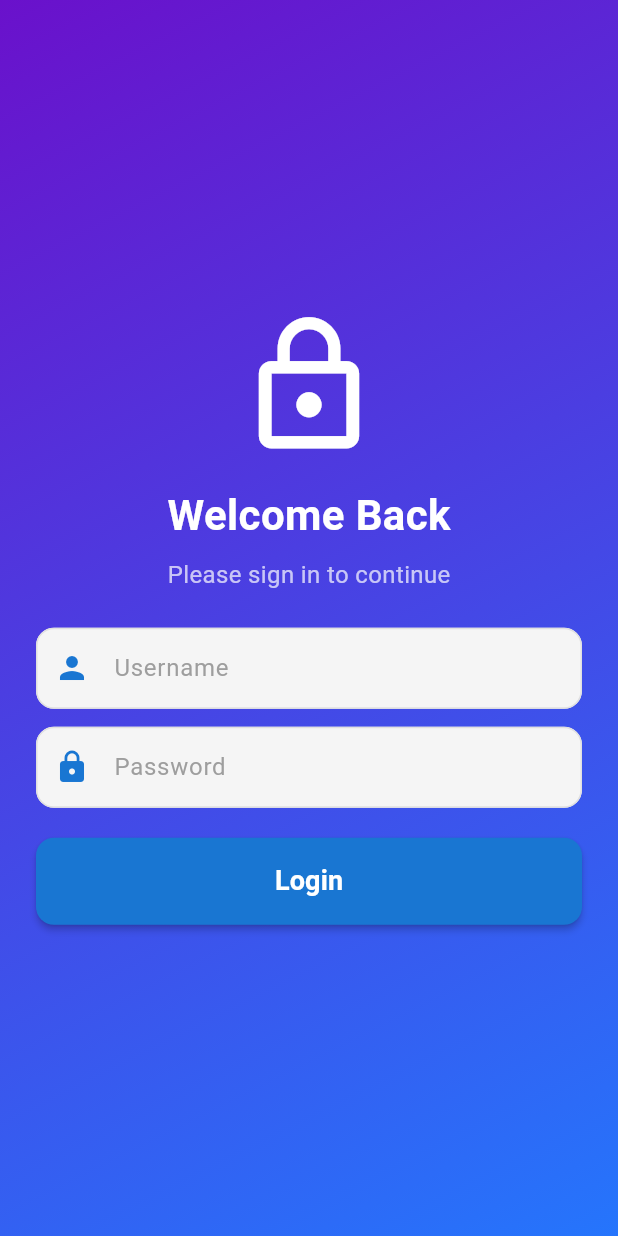
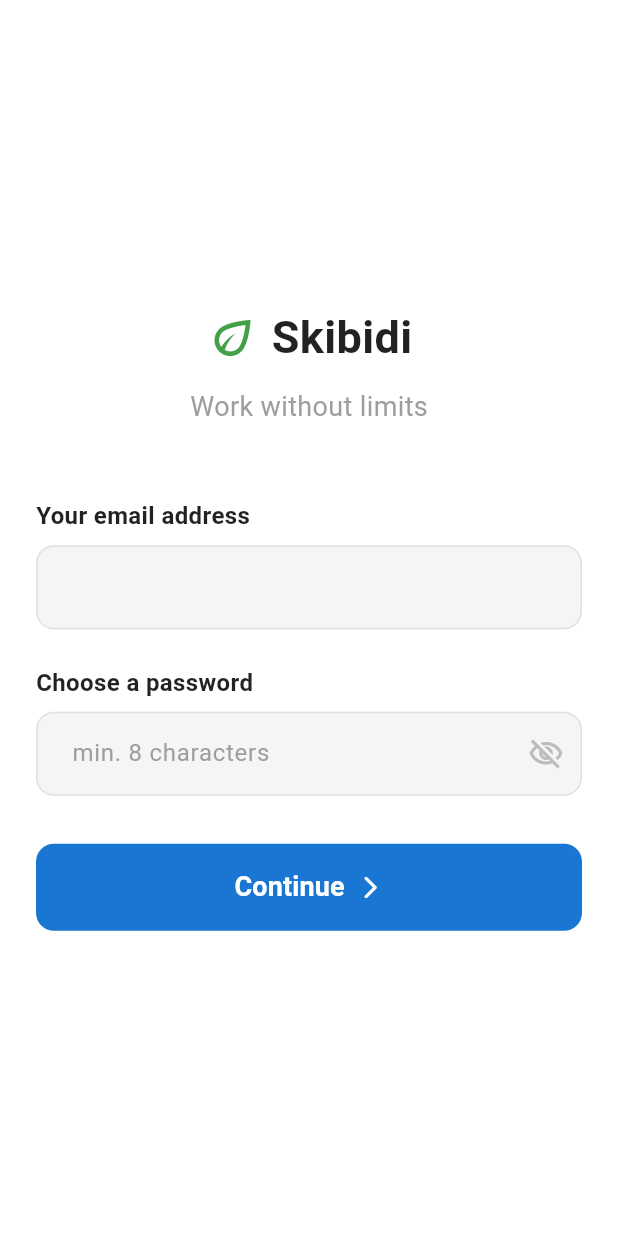
Before and after one commit to Alternate-account-01/FlutterGroupProject, a Flutter app: the screen it shows after launch, on a phone screen of 412 x 824 dp. Run offline on Flutter 3.47's test engine with Material 3 defaults, Android fonts, the phone set to English and light mode, and no system bars; our stand-ins replace get.

Commit message:
feat: Login Rework - Rakha

```diff
--- a/lib/pages/add_todo_page.dart
+++ b/lib/pages/add_todo_page.dart
@@ -38,19 +38,16 @@ class AddTodoPage extends GetView<AddTodoController> {
             InputField(
               controller: controller.titleCtrl,
               hint: "Title",
-              icon: Icons.title_rounded,
             ),
             const SizedBox(height: 16),
             InputField(
               controller: controller.descCtrl,
               hint: "Description",
-              icon: Icons.description_outlined,
             ),
             const SizedBox(height: 16),
             InputField(
               controller: controller.categoryCtrl,
               hint: "Category",
-              icon: Icons.category_outlined,
             ),
             const SizedBox(height: 32),
 
--- a/lib/pages/login_page.dart
+++ b/lib/pages/login_page.dart
@@ -5,52 +5,70 @@ import '../widgets/PrimaryButton.dart';
 import '../widgets/InputField.dart';
 
 class LoginPage extends StatelessWidget {
+  final LoginController loginController = Get.put(LoginController());
+
   final TextEditingController usernameController = TextEditingController();
   final TextEditingController passwordController = TextEditingController();
-  final LoginController loginController = Get.find();
+
+  final RxBool _isPasswordVisible = false.obs;
+
+  LoginPage({super.key});
 
   @override
   Widget build(BuildContext context) {
     return Scaffold(
-      body: Container(
-        decoration: const BoxDecoration(
-          gradient: LinearGradient(
-            colors: [Color(0xFF6A11CB), Color(0xFF2575FC)],
-            begin: Alignment.topLeft,
-            end: Alignment.bottomRight,
-          ),
-        ),
-        child: Center(
+      backgroundColor: Colors.white,
+      body: Center(
         child: SingleChildScrollView(
           padding: const EdgeInsets.symmetric(horizontal: 24),
           child: Column(
             mainAxisSize: MainAxisSize.min,
+            crossAxisAlignment: CrossAxisAlignment.start,
             children: [
-                const Icon(Icons.lock_outline, size: 100, color: Colors.white),
-                const SizedBox(height: 16),
+              Row(
+                mainAxisAlignment: MainAxisAlignment.center,
+                children: [
+                  Icon(Icons.eco_outlined, color: Colors.green.shade600, size: 36),
+                  const SizedBox(width: 8),
                   const Text(
-                  "Welcome Back",
+                    "Skibidi",
                     style: TextStyle(
-                    fontSize: 28,
+                      fontSize: 30,
                       fontWeight: FontWeight.bold,
-                    color: Colors.white,
+                      color: Colors.black87,
                     ),
                   ),
-                const SizedBox(height: 8),
-                const Text(
-                  "Please sign in to continue",
+                ],
+              ),
+              const SizedBox(height: 12),
+              const Center(
+                child: Text(
+                  "Work without limits",
                   style: TextStyle(
-                    fontSize: 16,
-                    color: Colors.white70,
+                    fontSize: 18,
+                    color: Colors.grey,
                   ),
                 ),
+              ),
+              const SizedBox(height: 48),
+              InputField(
+                controller: usernameController,
+                hint: "Your email address",
+              ),
               const SizedBox(height: 24),
-                InputField(controller: usernameController, hint: "Username", icon: Icons.person),
-                const SizedBox(height: 12),
-                InputField(controller: passwordController, hint: "Password", obscureText: true, icon: Icons.lock),
-                const SizedBox(height: 20),
+              Obx(() => InputField(
+                    controller: passwordController,
+                    hint: "Choose a password",
+                    obscureText: !_isPasswordVisible.value,
+                    isPassword: true,
+                    onVisibilityToggle: (isVisible) {
+                      _isPasswordVisible.value = isVisible;
+                    },
+                  ),
+              ),
+              const SizedBox(height: 32),
               PrimaryButton(
-                  text: "Login",
+                text: "Continue",
                 onPressed: () {
                   loginController.login(
                     usernameController.text,
@@ -62,7 +80,6 @@ class LoginPage extends StatelessWidget {
           ),
         ),
       ),
-      ),
     );
   }
 }
--- a/lib/pages/todo_edit_page.dart
+++ b/lib/pages/todo_edit_page.dart
@@ -39,19 +39,16 @@ class TodoEditPage extends StatelessWidget {
             InputField(
               controller: controller.titleController,
               hint: "Title",
-              icon: Icons.title_rounded,
             ),
             const SizedBox(height: 16),
             InputField(
               controller: controller.descController,
               hint: "Description",
-              icon: Icons.description_outlined,
             ),
             const SizedBox(height: 16),
             InputField(
               controller: controller.categoryController,
               hint: "Category",
-              icon: Icons.category_outlined,
             ),
             const SizedBox(height: 32),
             PrimaryButton(
--- a/lib/widgets/InputField.dart
+++ b/lib/widgets/InputField.dart
@@ -3,44 +3,70 @@ import 'package:flutter/material.dart';
 class InputField extends StatelessWidget {
   final TextEditingController controller;
   final String hint;
-  final IconData icon;
   final bool obscureText;
+  final bool isPassword;
+  final Function(bool)? onVisibilityToggle;
 
   const InputField({
     super.key,
     required this.controller,
     required this.hint,
-    required this.icon,
     this.obscureText = false,
+    this.isPassword = false,
+    this.onVisibilityToggle,
   });
 
   @override
   Widget build(BuildContext context) {
-    return TextField(
+    return Column(
+      crossAxisAlignment: CrossAxisAlignment.start,
+      children: [
+        Text(
+          hint,
+          style: const TextStyle(
+            color: Colors.black87,
+            fontSize: 16,
+            fontWeight: FontWeight.w600,
+          ),
+        ),
+        const SizedBox(height: 8),
+        TextField(
           controller: controller,
           obscureText: obscureText,
           style: const TextStyle(color: Colors.black87),
           decoration: InputDecoration(
-        hintText: hint,
+            hintText: isPassword ? "min. 8 characters" : null,
             hintStyle: TextStyle(color: Colors.grey.shade500),
-        prefixIcon: Icon(icon, color: Colors.blue.shade700),
+            suffixIcon: isPassword
+                ? IconButton(
+                    icon: Icon(
+                      obscureText
+                          ? Icons.visibility_off_outlined
+                          : Icons.visibility_outlined,
+                      color: Colors.grey.shade400,
+                    ),
+                    onPressed: () {
+                      if (onVisibilityToggle != null) {
+                        onVisibilityToggle!(!obscureText);
+                      }
+                    },
+                  )
+                : null,
             filled: true,
             fillColor: Colors.grey.shade100,
             contentPadding:
-            const EdgeInsets.symmetric(vertical: 15.0, horizontal: 20.0),
-        border: OutlineInputBorder(
-          borderRadius: BorderRadius.circular(12),
-          borderSide: BorderSide.none,
-        ),
+                const EdgeInsets.symmetric(vertical: 16.0, horizontal: 20.0),
             enabledBorder: OutlineInputBorder(
               borderRadius: BorderRadius.circular(12),
-          borderSide: BorderSide(color: Colors.grey.shade300),
+              borderSide: BorderSide(color: Colors.grey.shade300, width: 1),
             ),
             focusedBorder: OutlineInputBorder(
               borderRadius: BorderRadius.circular(12),
               borderSide: BorderSide(color: Colors.blue.shade700, width: 2),
             ),
           ),
+        ),
+      ],
     );
   }
 }
--- a/lib/widgets/PrimaryButton.dart
+++ b/lib/widgets/PrimaryButton.dart
@@ -22,9 +22,12 @@ class PrimaryButton extends StatelessWidget {
           shape: RoundedRectangleBorder(
             borderRadius: BorderRadius.circular(12),
           ),
-          elevation: 2,
+          elevation: 0,
         ),
-        child: Text(
+        child: Row(
+          mainAxisAlignment: MainAxisAlignment.center,
+          children: [
+            Text(
               text,
               style: const TextStyle(
                 fontSize: 18,
@@ -32,6 +35,10 @@ class PrimaryButton extends StatelessWidget {
                 color: Colors.white,
               ),
             ),
+            const SizedBox(width: 8),
+            const Icon(Icons.arrow_forward_ios_rounded, color: Colors.white, size: 18),
+          ],
+        ),
       ),
     );
   }
```
Lines whose indentation alone changed are shown as unchanged.
